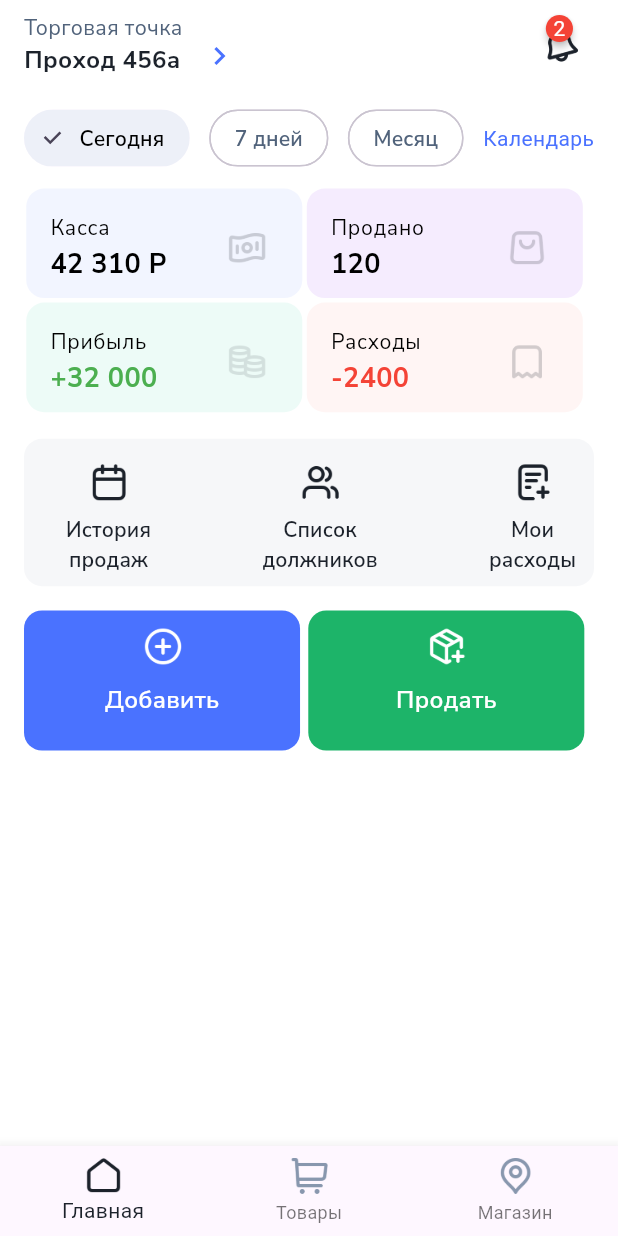
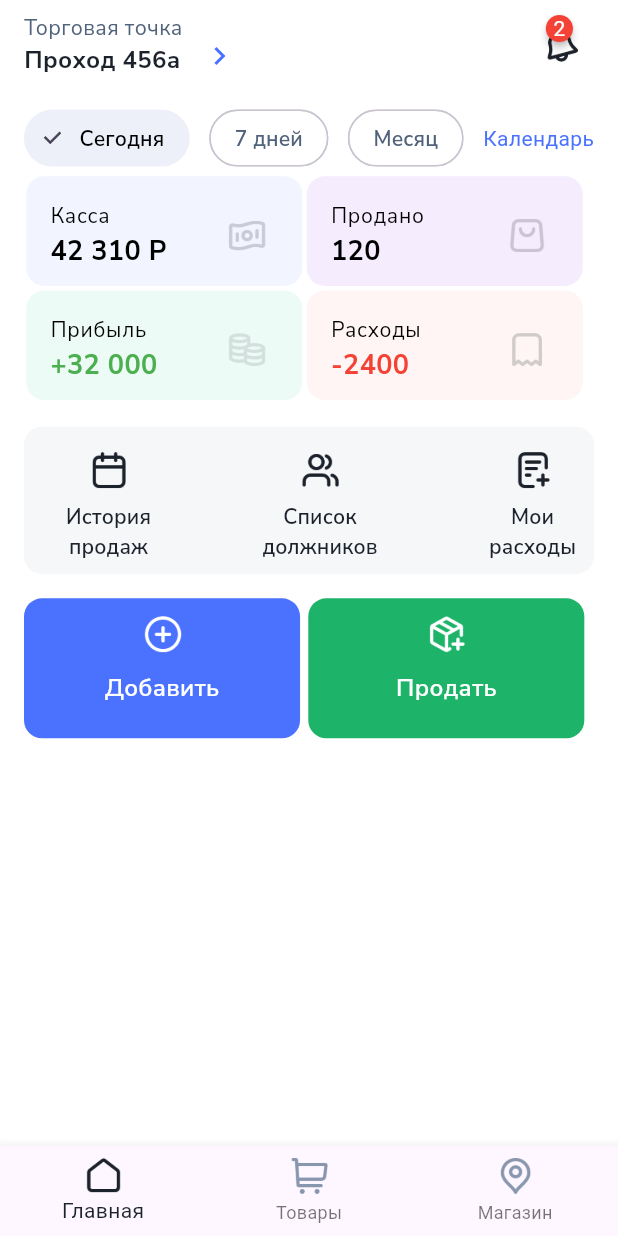
Before and after one commit to zaremais/sooda_app_3, a Flutter app: the screen it shows after launch, on a phone screen of 412 x 824 dp. Run offline on Flutter 3.47's test engine with Material 3 defaults, Android fonts, the light colour scheme and no system bars; drawn by our look-alikes of badges; our stand-ins replace flutter_screenutil, google_fonts.

Commit message:
first commit

```diff
--- a/lib/screens/first_screen.dart
+++ b/lib/screens/first_screen.dart
@@ -106,9 +106,9 @@ class _FirstScreenState extends State<FirstScreen> {
                   ),
                 ],
               ),
-              SizedBox(
-                height: 8.h,
-              ),
+              // SizedBox(
+              //   height: 8.h,
+              // ),
               Column(
                 children: [
                   Row(
--- a/lib/screens/third_screen.dart
+++ b/lib/screens/third_screen.dart
@@ -109,7 +109,8 @@ class _ThirdScreenState extends State<ThirdScreen> {
       child: SizedBox(
         height: 72.h,
         width: double.infinity,
-        child: Row(children: [
+        child: Row(
+          children: [
           for (int i = 0; i < isChecked.length; i++)
             if (isChecked[i] == true)
               InkWell(
--- a/lib/widgets/text_form_widget.dart
+++ b/lib/widgets/text_form_widget.dart
@@ -12,8 +12,6 @@ class TextFormWidget extends StatefulWidget {
 }
 
 class _TextFormWidgetState extends State<TextFormWidget> {
-  TextEditingController controller = TextEditingController();
-
   @override
   Widget build(BuildContext context) {
     return Padding(
@@ -27,7 +25,7 @@ class _TextFormWidgetState extends State<TextFormWidget> {
                 color: const Color(0xffEDF0F8),
                 borderRadius: BorderRadius.circular(12.r)),
             child: TextFormField(
-              controller: controller,
+              textInputAction: TextInputAction.done,
               onChanged: (value) {
                 // print("введенный текст: $value");
               },
```
Also changed, not shown: lib/screens/second_screen.dart (line endings or trailing spaces).
